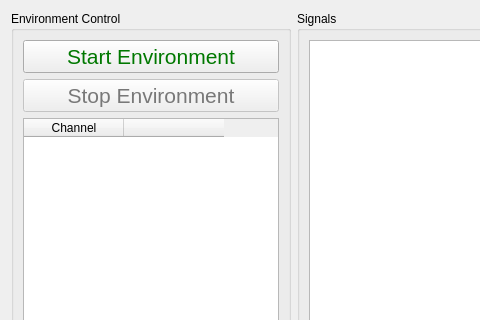
Qt form src/rattlesnake/user_interface/ui_files/read_run.ui (sandialabs/rattlesnake-vibration-controller) before a commit; both pictures show x 0 to 480 and y 0 to 320 of the 1134 by 491 pixel window.
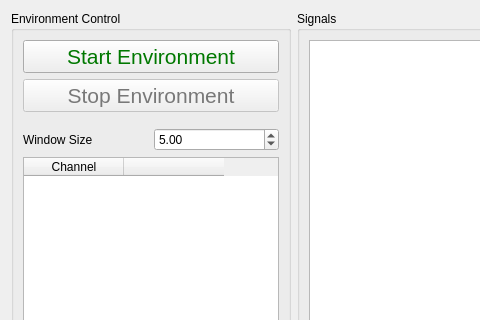
The same form after that commit. Custom widgets are drawn as their Qt base class.

Commit message: Got a working version of read environment.

What changed in the file:
```diff
--- a/src/rattlesnake/user_interface/ui_files/read_run.ui
+++ b/src/rattlesnake/user_interface/ui_files/read_run.ui
@@ -151,6 +151,36 @@
           </item>
          </layout>
         </item>
+        <item>
+         <layout class="QHBoxLayout" name="horizontalLayout">
+          <property name="topMargin">
+           <number>10</number>
+          </property>
+          <item>
+           <widget class="QLabel" name="window_size_label">
+            <property name="text">
+             <string>Window Size</string>
+            </property>
+           </widget>
+          </item>
+          <item>
+           <widget class="QDoubleSpinBox" name="window_size_spinbox">
+            <property name="minimum">
+             <double>0.010000000000000</double>
+            </property>
+            <property name="maximum">
+             <double>1000000.000000000000000</double>
+            </property>
+            <property name="singleStep">
+             <double>0.250000000000000</double>
+            </property>
+            <property name="value">
+             <double>5.000000000000000</double>
+            </property>
+           </widget>
+          </item>
+         </layout>
+        </item>
         <item>
          <widget class="QTableWidget" name="channel_enable_table">
           <property name="sizePolicy">
```
The commit also changes 6 other files.
